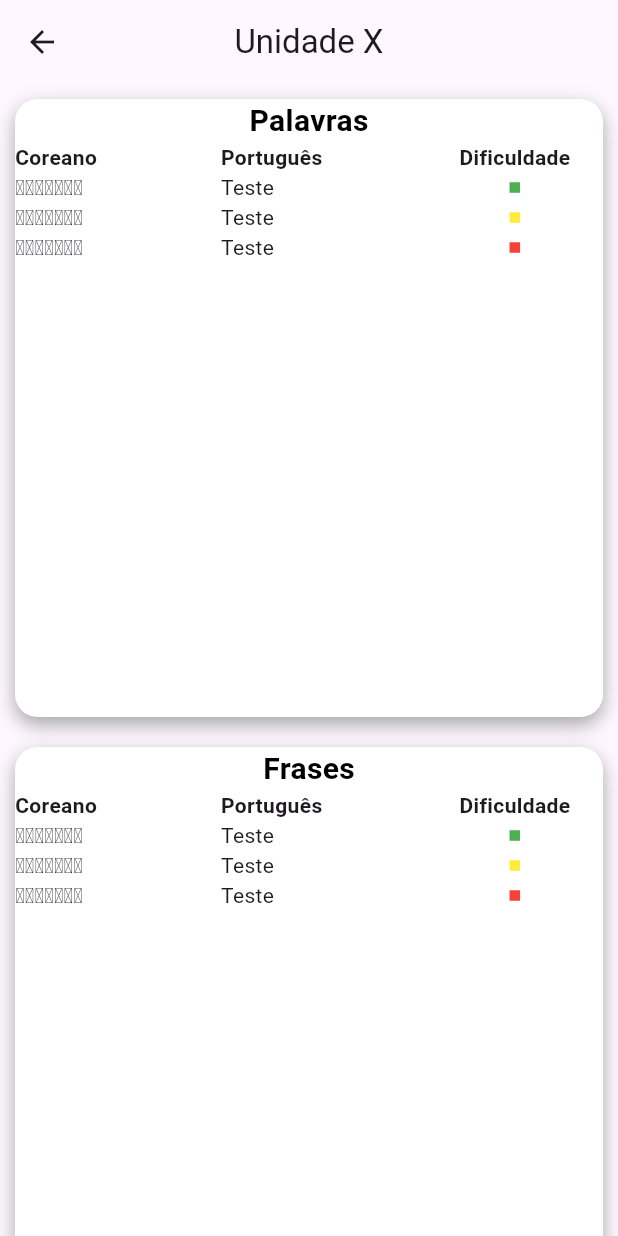
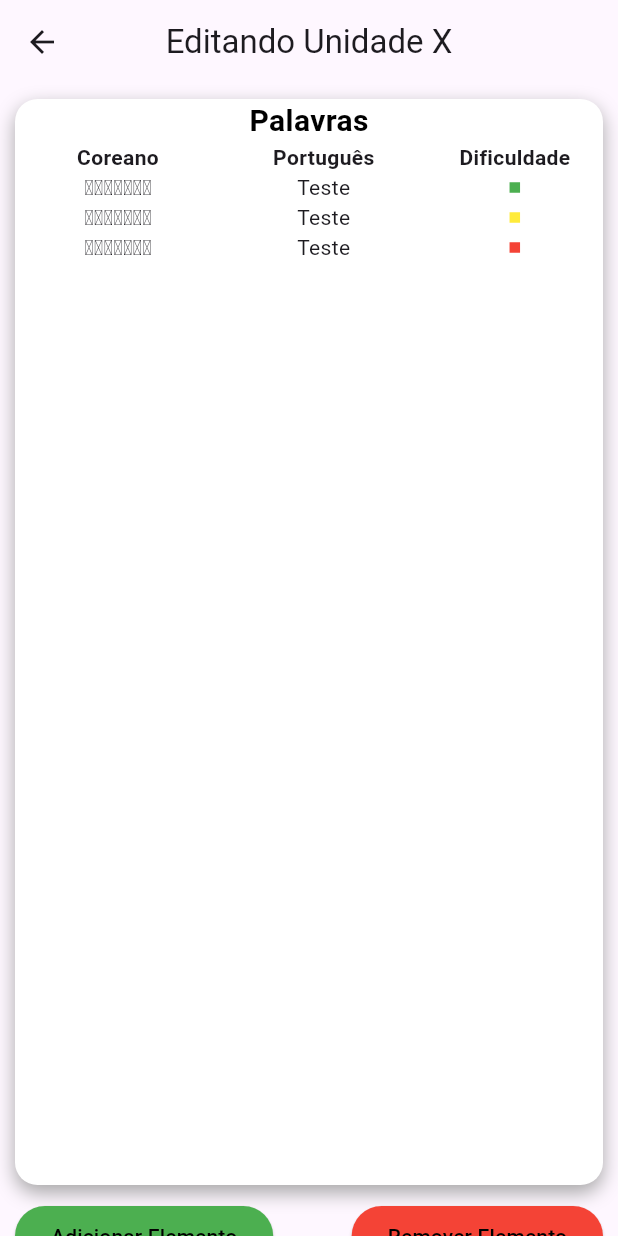
Before and after one commit to Christian-Velani/Aplicativo-para-estudo-pessoal, a Flutter app: the UnidadePage screen opened by its route, after a tap on "Palavras", on a phone screen of 412 x 824 dp. Run offline on Flutter 3.47's test engine with Material 3 defaults, Android fonts, the phone set to English and light mode, and no system bars.

Commit message:
Página de edição de "pronta"

```diff
--- /dev/null
+++ b/lib/edicao_unidade.dart
@@ -0,0 +1,140 @@
+import 'package:flutter/material.dart';
+import 'meus_widgets.dart';
+
+class EditarUnidadePage extends StatefulWidget {
+  const EditarUnidadePage({super.key});
+
+  @override
+  State<EditarUnidadePage> createState() => _EditarUnidadePageState();
+}
+
+class _EditarUnidadePageState extends State<EditarUnidadePage> {
+  final portugues = TextEditingController();
+  final coreano = TextEditingController();
+  final formKey = GlobalKey<FormState>();
+
+  void _showAddElementPopup() {
+    showDialog(
+      context: context,
+      builder: (context) {
+        return AlertDialog(
+          title: const Text("Adicionar Elemento"),
+          content: SizedBox(
+            height: MediaQuery.of(context).size.height / 4,
+            child: Form(
+              key: formKey,
+              child: Column(
+                children: [
+                  TextFormField(
+                    validator: (value) {
+                      return (value != null && value.isNotEmpty)
+                          ? null
+                          : 'Insira algo';
+                    },
+                    controller: portugues,
+                    decoration: const InputDecoration(
+                      border: OutlineInputBorder(),
+                      labelText: "Português",
+                    ),
+                    style: const TextStyle(color: Colors.black),
+                    autovalidateMode: AutovalidateMode.onUserInteraction,
+                  ),
+                  const Spacer(),
+                  TextFormField(
+                    validator: (value) {
+                      return (value != null && (value.isNotEmpty))
+                          ? null
+                          : 'Insira algo';
+                    },
+                    controller: coreano,
+                    decoration: const InputDecoration(
+                      border: OutlineInputBorder(),
+                      labelText: "Coreano",
+                    ),
+                    style: const TextStyle(color: Colors.black),
+                    autovalidateMode: AutovalidateMode.onUserInteraction,
+                  ),
+                ],
+              ),
+            ),
+          ),
+          actions: [
+            TextButton(
+              onPressed: () => Navigator.pop(context),
+              child: const Text("Cancelar"),
+            ),
+            TextButton(
+              onPressed: () {
+                if (formKey.currentState!.validate()) {
+                  Navigator.pop(context);
+                }
+              },
+              child: const Text("Adicionar"),
+            ),
+          ],
+        );
+      },
+    );
+  }
+
+  @override
+  Widget build(BuildContext context) {
+    final mediaQueryData = MediaQuery.of(context);
+    late String tipo;
+    final args =
+        ModalRoute.of(context)?.settings.arguments as Map<String, dynamic>;
+    if (args.containsKey('tipo')) {
+      tipo = args['tipo'] as String;
+    }
+    return Scaffold(
+      appBar: AppBar(
+        centerTitle: true,
+        title: const Text("Editando Unidade X"),
+        backgroundColor: Colors.transparent,
+      ),
+      body: SingleChildScrollView(
+        child: Column(
+          children: [
+            ContainerGrande(mediaQueryData.size.height - 100,
+                mediaQueryData.size.width, tipo, false),
+            Row(
+              children: [
+                Container(
+                  margin: const EdgeInsets.only(left: 10),
+                  child: ElevatedButton(
+                    onPressed: _showAddElementPopup,
+                    style: ElevatedButton.styleFrom(
+                      backgroundColor: Colors.green,
+                    ),
+                    child: const Text(
+                      "Adicionar Elemento",
+                      style: TextStyle(
+                        color: Colors.black,
+                      ),
+                    ),
+                  ),
+                ),
+                const Spacer(),
+                Container(
+                  margin: const EdgeInsets.only(right: 10),
+                  child: ElevatedButton(
+                    onPressed: () {},
+                    style: ElevatedButton.styleFrom(
+                      backgroundColor: Colors.red,
+                    ),
+                    child: const Text(
+                      "Remover Elemento",
+                      style: TextStyle(
+                        color: Colors.black,
+                      ),
+                    ),
+                  ),
+                ),
+              ],
+            ),
+          ],
+        ),
+      ),
+    );
+  }
+}
--- a/lib/main.dart
+++ b/lib/main.dart
@@ -1,4 +1,5 @@
 import 'package:flutter/material.dart';
+import 'package:study_korean/edicao_unidade.dart';
 import 'unidade.dart';
 
 import 'initial_page.dart';
@@ -16,7 +17,8 @@ class StudyKoreanAPP extends StatelessWidget {
       initialRoute: "/TelaInicial",
       routes: {
         "/TelaInicial": (context) => const TelaInicial(),
-        "/Unidade": (context) => const UnidadePage()
+        "/Unidade": (context) => const UnidadePage(),
+        "/EditarUnidade": (context) => const EditarUnidadePage()
       },
     );
   }
--- a/lib/meus_widgets.dart
+++ b/lib/meus_widgets.dart
@@ -44,20 +44,27 @@ class ContainerGrande extends StatelessWidget {
   double larguraAparelho;
   double comprimentoAparelho;
   String titulo;
+  bool interativo;
 
   ContainerGrande(this.comprimentoAparelho, this.larguraAparelho, this.titulo,
+      this.interativo,
       {super.key});
 
   @override
   Widget build(BuildContext context) {
     return Center(
-      child: GestureDetector(
-        onTap: () {},
+      child: interativo
+          ? GestureDetector(
+              onTap: () {
+                Navigator.of(context)
+                    .pushNamed("/EditarUnidade", arguments: {"tipo": titulo});
+              },
               child: Container(
                 margin: const EdgeInsets.all(10),
                 decoration: BoxDecoration(
                   color: Colors.white,
-            borderRadius: BorderRadius.circular(15), // Bordas arredondadas
+                  borderRadius:
+                      BorderRadius.circular(15), // Bordas arredondadas
                   boxShadow: [
                     BoxShadow(
                       color: Colors.grey.withOpacity(0.9),
@@ -67,7 +74,7 @@ class ContainerGrande extends StatelessWidget {
                   ],
                 ),
                 width: larguraAparelho - 20,
-          height: comprimentoAparelho / 2,
+                height: comprimentoAparelho,
                 child: Column(
                   children: [
                     Text(
@@ -78,19 +85,23 @@ class ContainerGrande extends StatelessWidget {
                       children: [
                         SizedBox(
                           width: (larguraAparelho - 20) * 0.35,
-                    child: const Text(
+                          child: const Center(
+                            child: Text(
                               "Coreano",
                               style: TextStyle(
                                 fontWeight: FontWeight.bold,
                               ),
                             ),
                           ),
+                        ),
                         SizedBox(
                           width: (larguraAparelho - 20) * 0.35,
-                    child: const Text(
+                          child: const Center(
+                            child: Text(
                               "Português",
                               style: TextStyle(
                                 fontWeight: FontWeight.bold,
+                              ),
                             ),
                           ),
                         ),
@@ -120,6 +131,77 @@ class ContainerGrande extends StatelessWidget {
                   ],
                 ),
               ),
+            )
+          : Container(
+              margin: const EdgeInsets.all(10),
+              decoration: BoxDecoration(
+                color: Colors.white,
+                borderRadius: BorderRadius.circular(15), // Bordas arredondadas
+                boxShadow: [
+                  BoxShadow(
+                    color: Colors.grey.withOpacity(0.9),
+                    offset: const Offset(0, 5),
+                    blurRadius: 10,
+                  ),
+                ],
+              ),
+              width: larguraAparelho - 20,
+              height: comprimentoAparelho,
+              child: Column(
+                children: [
+                  Text(
+                    titulo,
+                    style: textoMedioBold,
+                  ),
+                  Row(
+                    children: [
+                      SizedBox(
+                        width: (larguraAparelho - 20) * 0.35,
+                        child: const Center(
+                          child: Text(
+                            "Coreano",
+                            style: TextStyle(
+                              fontWeight: FontWeight.bold,
+                            ),
+                          ),
+                        ),
+                      ),
+                      SizedBox(
+                        width: (larguraAparelho - 20) * 0.35,
+                        child: const Center(
+                          child: Text(
+                            "Português",
+                            style: TextStyle(
+                              fontWeight: FontWeight.bold,
+                            ),
+                          ),
+                        ),
+                      ),
+                      Container(
+                        alignment: Alignment.center,
+                        width: (larguraAparelho - 20) * 0.30,
+                        child: const Text(
+                          "Dificuldade",
+                          style: TextStyle(
+                            fontWeight: FontWeight.bold,
+                          ),
+                        ),
+                      ),
+                    ],
+                  ),
+                  SizedBox(
+                    width: (larguraAparelho - 20),
+                    height: (comprimentoAparelho - 100) / 2,
+                    child: ListView(
+                      children: [
+                        Linha("ㅁㅇㄴㄻㄴㅇㄹ", "Teste", "facil", larguraAparelho),
+                        Linha("ㅁㅇㄴㄻㄴㅇㄹ", "Teste", "medio", larguraAparelho),
+                        Linha("ㅁㅇㄴㄻㄴㅇㄹ", "Teste", "dificil", larguraAparelho)
+                      ],
+                    ),
+                  )
+                ],
+              ),
             ),
     );
   }
@@ -138,11 +220,16 @@ class Linha extends StatelessWidget {
   Widget build(BuildContext context) {
     return Row(
       children: [
-        SizedBox(width: (larguraAparelho - 20) * 0.35, child: Text(coreano)),
-        SizedBox(width: (larguraAparelho - 20) * 0.35, child: Text(portugues)),
+        SizedBox(
+            width: (larguraAparelho - 20) * 0.35,
+            child: Center(child: Text(coreano))),
+        SizedBox(
+            width: (larguraAparelho - 20) * 0.35,
+            child: Center(child: Text(portugues))),
         Container(
           width: (larguraAparelho - 20) * 0.30,
           alignment: Alignment.center,
+          child: Center(
             child: Container(
               width: 7,
               height: 7,
@@ -152,6 +239,7 @@ class Linha extends StatelessWidget {
                       ? Colors.yellow
                       : Colors.red,
             ),
+          ),
         )
       ],
     );
--- a/lib/unidade.dart
+++ b/lib/unidade.dart
@@ -17,14 +17,16 @@ class UnidadePage extends StatelessWidget {
         child: Column(
           children: [
             ContainerGrande(
-              mediaQueryData.size.height,
+              mediaQueryData.size.height / 2,
               mediaQueryData.size.width,
               "Palavras",
+              true,
             ),
             ContainerGrande(
               mediaQueryData.size.height,
               mediaQueryData.size.width,
               "Frases",
+              true,
             ),
             ElevatedButton(
               onPressed: () {},
```
Lines whose indentation alone changed are shown as unchanged.
